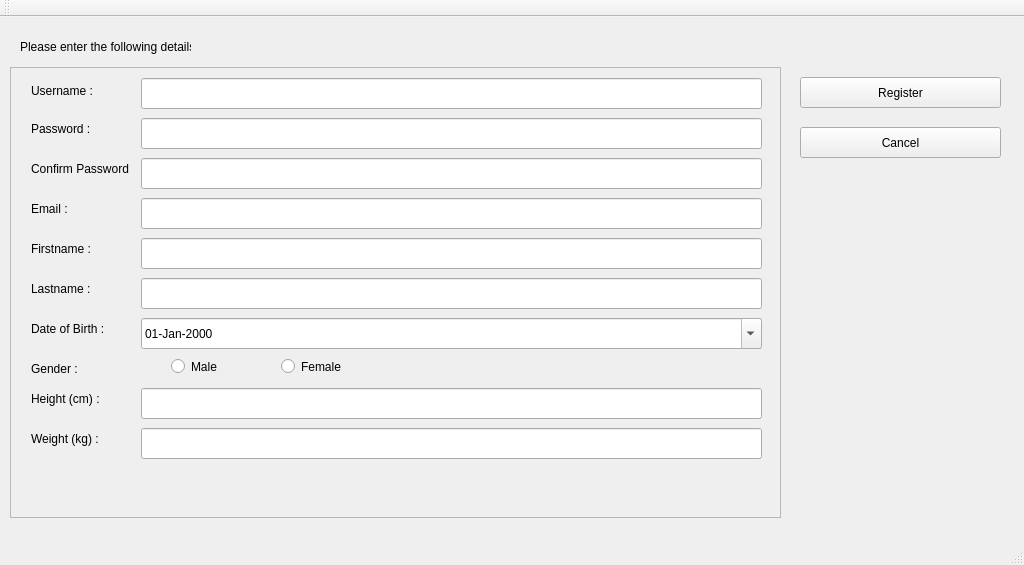
The window that GUI_Qt/SmartScale/userRegister.ui (twschung/IoT-Smart-Scale) describes before a commit, drawn with Qt 5.
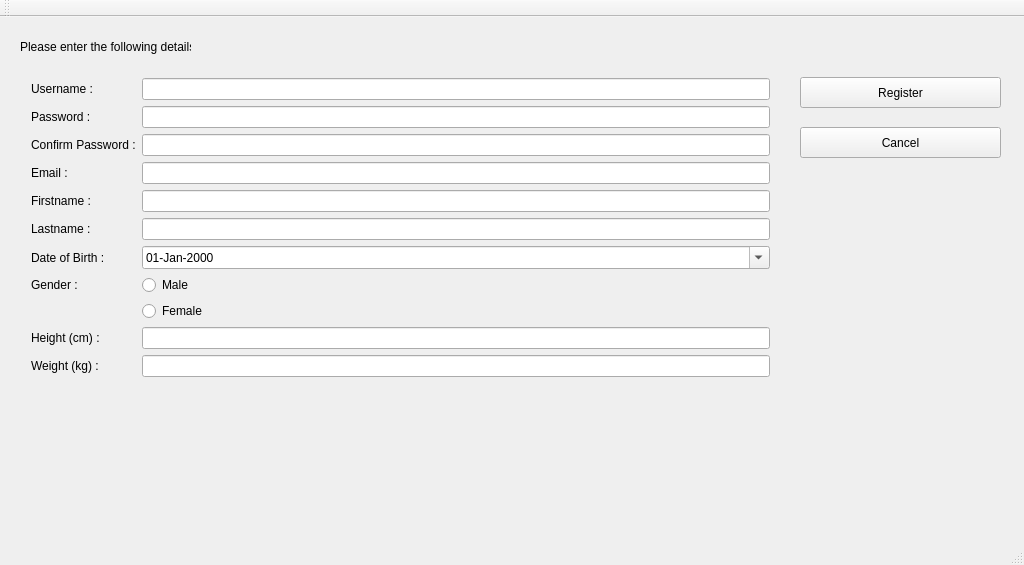
The same window after the commit.

```diff
--- a/GUI_Qt/SmartScale/userRegister.ui
+++ b/GUI_Qt/SmartScale/userRegister.ui
@@ -53,290 +53,6 @@
      <string>&lt;html&gt;&lt;head/&gt;&lt;body&gt;&lt;p&gt;Please enter the following details :&lt;/p&gt;&lt;/body&gt;&lt;/html&gt;</string>
     </property>
    </widget>
-   <widget class="QScrollArea" name="scrollArea">
-    <property name="geometry">
-     <rect>
-      <x>10</x>
-      <y>50</y>
-      <width>771</width>
-      <height>451</height>
-     </rect>
-    </property>
-    <property name="widgetResizable">
-     <bool>true</bool>
-    </property>
-    <widget class="QWidget" name="scrollAreaWidgetContents">
-     <property name="geometry">
-      <rect>
-       <x>0</x>
-       <y>0</y>
-       <width>769</width>
-       <height>449</height>
-      </rect>
-     </property>
-     <widget class="QLabel" name="lblConfirmPassword">
-      <property name="geometry">
-       <rect>
-        <x>20</x>
-        <y>90</y>
-        <width>101</width>
-        <height>21</height>
-       </rect>
-      </property>
-      <property name="text">
-       <string>Confirm Password :</string>
-      </property>
-     </widget>
-     <widget class="QDateEdit" name="datDoB">
-      <property name="geometry">
-       <rect>
-        <x>130</x>
-        <y>250</y>
-        <width>621</width>
-        <height>31</height>
-       </rect>
-      </property>
-      <property name="focusPolicy">
-       <enum>Qt::WheelFocus</enum>
-      </property>
-      <property name="displayFormat">
-       <string>dd-MMM-yyyy</string>
-      </property>
-      <property name="calendarPopup">
-       <bool>true</bool>
-      </property>
-     </widget>
-     <widget class="QLabel" name="lblFirstname">
-      <property name="geometry">
-       <rect>
-        <x>20</x>
-        <y>170</y>
-        <width>81</width>
-        <height>21</height>
-       </rect>
-      </property>
-      <property name="text">
-       <string>Firstname :</string>
-      </property>
-     </widget>
-     <widget class="QLabel" name="lblLastname">
-      <property name="geometry">
-       <rect>
-        <x>20</x>
-        <y>210</y>
-        <width>81</width>
-        <height>21</height>
-       </rect>
-      </property>
-      <property name="text">
-       <string>Lastname :</string>
-      </property>
-     </widget>
-     <widget class="QRadioButton" name="rbnMale">
-      <property name="geometry">
-       <rect>
-        <x>160</x>
-        <y>290</y>
-        <width>82</width>
-        <height>17</height>
-       </rect>
-      </property>
-      <property name="text">
-       <string>Male</string>
-      </property>
-     </widget>
-     <widget class="QLabel" name="lblEmail">
-      <property name="geometry">
-       <rect>
-        <x>20</x>
-        <y>130</y>
-        <width>81</width>
-        <height>21</height>
-       </rect>
-      </property>
-      <property name="text">
-       <string>Email :</string>
-      </property>
-     </widget>
-     <widget class="QLabel" name="lblDoB">
-      <property name="geometry">
-       <rect>
-        <x>20</x>
-        <y>250</y>
-        <width>81</width>
-        <height>21</height>
-       </rect>
-      </property>
-      <property name="text">
-       <string>Date of Birth :</string>
-      </property>
-     </widget>
-     <widget class="QLabel" name="lblPassword">
-      <property name="geometry">
-       <rect>
-        <x>20</x>
-        <y>50</y>
-        <width>81</width>
-        <height>21</height>
-       </rect>
-      </property>
-      <property name="text">
-       <string>Password :</string>
-      </property>
-     </widget>
-     <widget class="QLabel" name="lblGender">
-      <property name="geometry">
-       <rect>
-        <x>20</x>
-        <y>290</y>
-        <width>81</width>
-        <height>21</height>
-       </rect>
-      </property>
-      <property name="text">
-       <string>Gender :</string>
-      </property>
-     </widget>
-     <widget class="QLabel" name="lblUsername">
-      <property name="geometry">
-       <rect>
-        <x>20</x>
-        <y>12</y>
-        <width>71</width>
-        <height>21</height>
-       </rect>
-      </property>
-      <property name="text">
-       <string>Username :</string>
-      </property>
-     </widget>
-     <widget class="QLabel" name="lblWeight">
-      <property name="geometry">
-       <rect>
-        <x>20</x>
-        <y>360</y>
-        <width>81</width>
-        <height>21</height>
-       </rect>
-      </property>
-      <property name="text">
-       <string>Weight (kg) :</string>
-      </property>
-     </widget>
-     <widget class="QRadioButton" name="rbnFemale">
-      <property name="geometry">
-       <rect>
-        <x>270</x>
-        <y>290</y>
-        <width>82</width>
-        <height>17</height>
-       </rect>
-      </property>
-      <property name="text">
-       <string>Female</string>
-      </property>
-     </widget>
-     <widget class="QLabel" name="lblHeight">
-      <property name="geometry">
-       <rect>
-        <x>20</x>
-        <y>320</y>
-        <width>81</width>
-        <height>21</height>
-       </rect>
-      </property>
-      <property name="text">
-       <string>Height (cm) :</string>
-      </property>
-     </widget>
-     <widget class="QLineEdit" name="txtUsername">
-      <property name="geometry">
-       <rect>
-        <x>130</x>
-        <y>10</y>
-        <width>621</width>
-        <height>31</height>
-       </rect>
-      </property>
-     </widget>
-     <widget class="QLineEdit" name="txtPassword">
-      <property name="geometry">
-       <rect>
-        <x>130</x>
-        <y>50</y>
-        <width>621</width>
-        <height>31</height>
-       </rect>
-      </property>
-      <property name="echoMode">
-       <enum>QLineEdit::Password</enum>
-      </property>
-     </widget>
-     <widget class="QLineEdit" name="txtConfirmPassword">
-      <property name="geometry">
-       <rect>
-        <x>130</x>
-        <y>90</y>
-        <width>621</width>
-        <height>31</height>
-       </rect>
-      </property>
-      <property name="echoMode">
-       <enum>QLineEdit::Password</enum>
-      </property>
-     </widget>
-     <widget class="QLineEdit" name="txtEmail">
-      <property name="geometry">
-       <rect>
-        <x>130</x>
-        <y>130</y>
-        <width>621</width>
-        <height>31</height>
-       </rect>
-      </property>
-     </widget>
-     <widget class="QLineEdit" name="txtFirstname">
-      <property name="geometry">
-       <rect>
-        <x>130</x>
-        <y>170</y>
-        <width>621</width>
-        <height>31</height>
-       </rect>
-      </property>
-     </widget>
-     <widget class="QLineEdit" name="txtLastname">
-      <property name="geometry">
-       <rect>
-        <x>130</x>
-        <y>210</y>
-        <width>621</width>
-        <height>31</height>
-       </rect>
-      </property>
-     </widget>
-     <widget class="QLineEdit" name="txtHeight">
-      <property name="geometry">
-       <rect>
-        <x>130</x>
-        <y>320</y>
-        <width>621</width>
-        <height>31</height>
-       </rect>
-      </property>
-     </widget>
-     <widget class="QLineEdit" name="txtWeight">
-      <property name="geometry">
-       <rect>
-        <x>130</x>
-        <y>360</y>
-        <width>621</width>
-        <height>31</height>
-       </rect>
-      </property>
-     </widget>
-    </widget>
-   </widget>
    <widget class="QLabel" name="lblStatus">
     <property name="geometry">
      <rect>
@@ -357,6 +73,147 @@
      <string/>
     </property>
    </widget>
+   <widget class="QWidget" name="formLayoutWidget">
+    <property name="geometry">
+     <rect>
+      <x>20</x>
+      <y>50</y>
+      <width>761</width>
+      <height>451</height>
+     </rect>
+    </property>
+    <layout class="QFormLayout" name="formLayout">
+     <item row="0" column="0">
+      <widget class="QLabel" name="lblUsername">
+       <property name="text">
+        <string>Username :</string>
+       </property>
+      </widget>
+     </item>
+     <item row="0" column="1">
+      <widget class="QLineEdit" name="txtUsername"/>
+     </item>
+     <item row="1" column="0">
+      <widget class="QLabel" name="lblPassword">
+       <property name="text">
+        <string>Password :</string>
+       </property>
+      </widget>
+     </item>
+     <item row="1" column="1">
+      <widget class="QLineEdit" name="txtPassword">
+       <property name="echoMode">
+        <enum>QLineEdit::Password</enum>
+       </property>
+      </widget>
+     </item>
+     <item row="2" column="0">
+      <widget class="QLabel" name="lblConfirmPassword">
+       <property name="text">
+        <string>Confirm Password :</string>
+       </property>
+      </widget>
+     </item>
+     <item row="2" column="1">
+      <widget class="QLineEdit" name="txtConfirmPassword">
+       <property name="echoMode">
+        <enum>QLineEdit::Password</enum>
+       </property>
+      </widget>
+     </item>
+     <item row="3" column="0">
+      <widget class="QLabel" name="lblEmail">
+       <property name="text">
+        <string>Email :</string>
+       </property>
+      </widget>
+     </item>
+     <item row="3" column="1">
+      <widget class="QLineEdit" name="txtEmail"/>
+     </item>
+     <item row="4" column="0">
+      <widget class="QLabel" name="lblFirstname">
+       <property name="text">
+        <string>Firstname :</string>
+       </property>
+      </widget>
+     </item>
+     <item row="4" column="1">
+      <widget class="QLineEdit" name="txtFirstname"/>
+     </item>
+     <item row="5" column="0">
+      <widget class="QLabel" name="lblLastname">
+       <property name="text">
+        <string>Lastname :</string>
+       </property>
+      </widget>
+     </item>
+     <item row="5" column="1">
+      <widget class="QLineEdit" name="txtLastname"/>
+     </item>
+     <item row="6" column="0">
+      <widget class="QLabel" name="lblDoB">
+       <property name="text">
+        <string>Date of Birth :</string>
+       </property>
+      </widget>
+     </item>
+     <item row="6" column="1">
+      <widget class="QDateEdit" name="datDoB">
+       <property name="focusPolicy">
+        <enum>Qt::WheelFocus</enum>
+       </property>
+       <property name="displayFormat">
+        <string>dd-MMM-yyyy</string>
+       </property>
+       <property name="calendarPopup">
+        <bool>true</bool>
+       </property>
+      </widget>
+     </item>
+     <item row="7" column="0">
+      <widget class="QLabel" name="lblGender">
+       <property name="text">
+        <string>Gender :</string>
+       </property>
+      </widget>
+     </item>
+     <item row="7" column="1">
+      <widget class="QRadioButton" name="rbnMale">
+       <property name="text">
+        <string>Male</string>
+       </property>
+      </widget>
+     </item>
+     <item row="9" column="0">
+      <widget class="QLabel" name="lblHeight">
+       <property name="text">
+        <string>Height (cm) :</string>
+       </property>
+      </widget>
+     </item>
+     <item row="9" column="1">
+      <widget class="QLineEdit" name="txtHeight"/>
+     </item>
+     <item row="10" column="0">
+      <widget class="QLabel" name="lblWeight">
+       <property name="text">
+        <string>Weight (kg) :</string>
+       </property>
+      </widget>
+     </item>
+     <item row="10" column="1">
+      <widget class="QLineEdit" name="txtWeight"/>
+     </item>
+     <item row="8" column="1">
+      <widget class="QRadioButton" name="rbnFemale">
+       <property name="text">
+        <string>Female</string>
+       </property>
+      </widget>
+     </item>
+    </layout>
+   </widget>
   </widget>
   <widget class="QMenuBar" name="menuBar">
    <property name="geometry">
```
